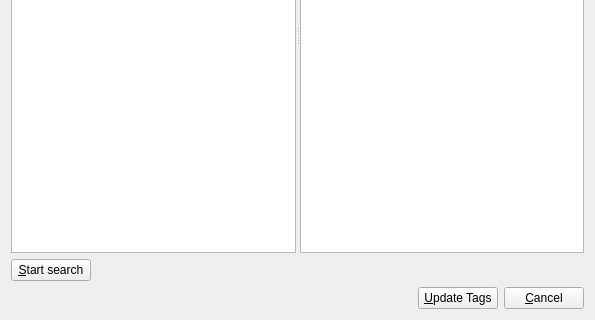
The window that src/dialogs/MusicBrainzTagger.ui (KDE/amarok) describes before a commit, drawn with Qt 5; both pictures show x 0 to 595 and y 195 to 515 of the 595 by 515 pixel window.
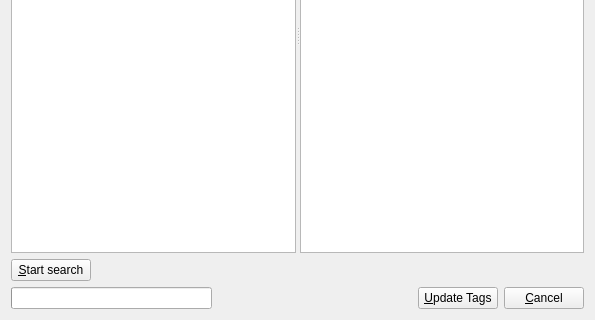
The same window after the commit.

Commit message: Replace status bar with ProgressBar to indicate search progress. Make "Start Search" button to run full list search if no tracks selected.

Diff of the .ui file:
```diff
--- a/src/dialogs/MusicBrainzTagger.ui
+++ b/src/dialogs/MusicBrainzTagger.ui
@@ -135,17 +135,20 @@
    <item>
     <layout class="QHBoxLayout" name="horizontalLayout_3">
      <item>
-      <widget class="QLabel" name="label_statusBar">
-       <property name="sizePolicy">
-        <sizepolicy hsizetype="Expanding" vsizetype="Preferred">
-         <horstretch>0</horstretch>
-         <verstretch>0</verstretch>
-        </sizepolicy>
+      <widget class="QProgressBar" name="progressBar"/>
+     </item>
+     <item>
+      <spacer name="horizontalSpacer">
+       <property name="orientation">
+        <enum>Qt::Horizontal</enum>
        </property>
-       <property name="text">
-        <string/>
+       <property name="sizeHint" stdset="0">
+        <size>
+         <width>40</width>
+         <height>0</height>
+        </size>
        </property>
-      </widget>
+      </spacer>
      </item>
      <item>
       <widget class="QPushButton" name="pushButton_saveAndClose">
```
Left out of the diff: 12 changed lines with no effect on the pictures. The commit also changes 8 other files.
